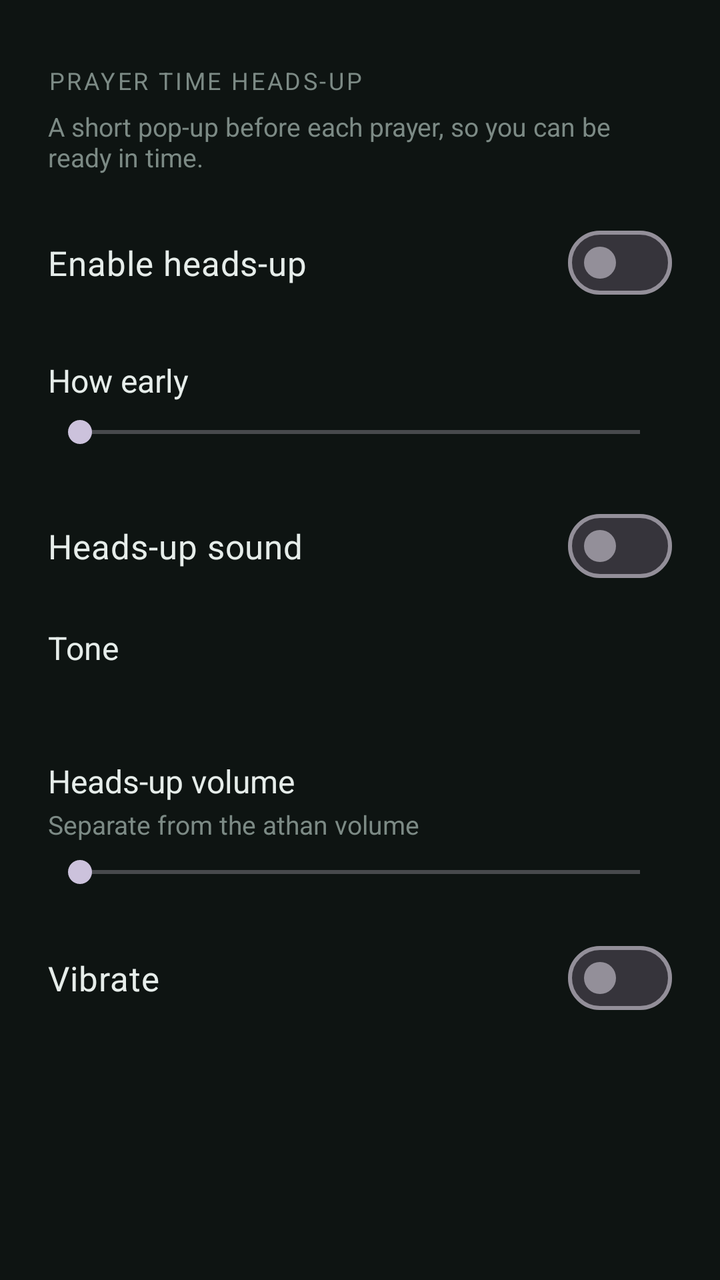
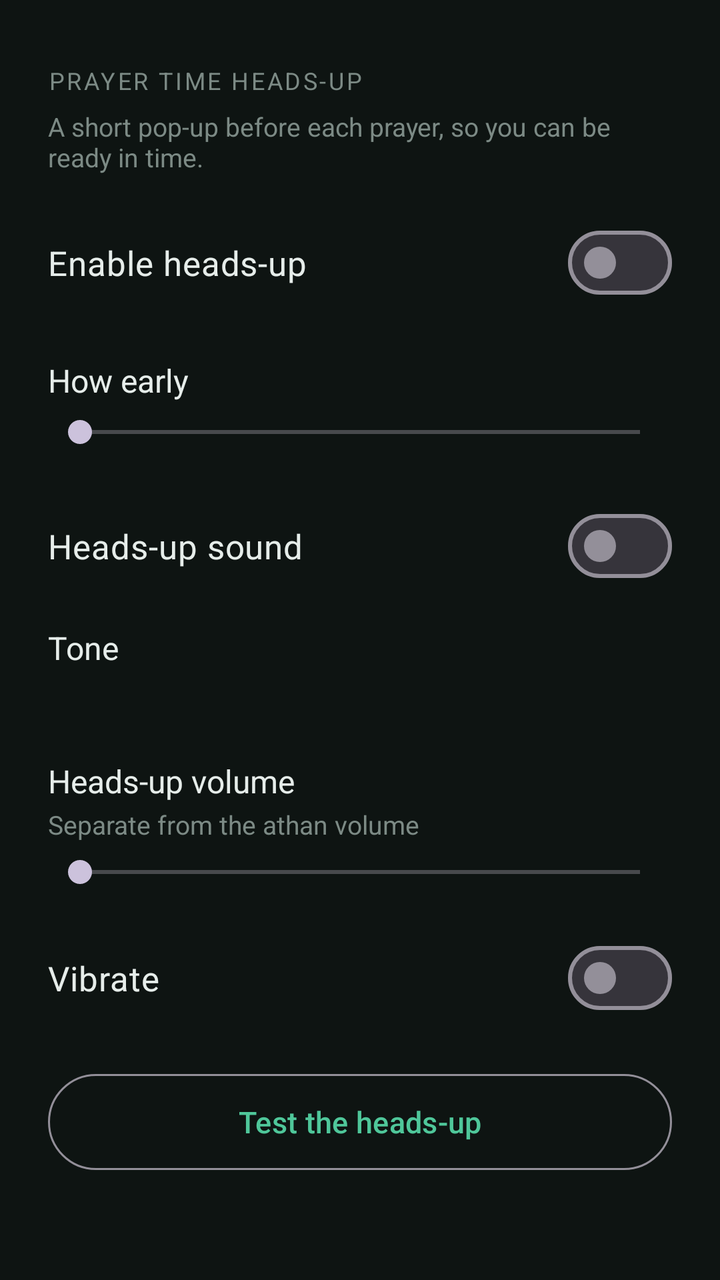

Two renders of the same Android screen: before a commit and after it. Below are the layout's source before the change and the commit's diff.
<!-- AndroidManifest.xml: application theme Theme.Athan -->
<!-- res/layout/activity_reminder_settings.xml -->
<?xml version="1.0" encoding="utf-8"?>
<ScrollView xmlns:android="http://schemas.android.com/apk/res/android"
    xmlns:app="http://schemas.android.com/apk/res-auto"
    android:id="@+id/root"
    android:layout_width="match_parent"
    android:layout_height="match_parent"
    android:background="@color/bg"
    android:fillViewport="true">

    <LinearLayout
        android:layout_width="match_parent"
        android:layout_height="wrap_content"
        android:orientation="vertical"
        android:paddingStart="24dp"
        android:paddingTop="32dp"
        android:paddingEnd="24dp"
        android:paddingBottom="32dp">

        <TextView
            android:layout_width="wrap_content"
            android:layout_height="wrap_content"
            android:letterSpacing="0.1"
            android:text="@string/reminder_title_short"
            android:textAllCaps="true"
            android:textColor="@color/text_dim"
            android:textSize="12sp" />

        <TextView
            android:layout_width="match_parent"
            android:layout_height="wrap_content"
            android:layout_marginTop="6dp"
            android:text="@string/reminder_explainer"
            android:textColor="@color/text_dim"
            android:textSize="13sp" />

        <com.google.android.material.materialswitch.MaterialSwitch
            android:id="@+id/enableSwitch"
            android:layout_width="match_parent"
            android:layout_height="wrap_content"
            android:layout_marginTop="20dp"
            android:paddingTop="8dp"
            android:paddingBottom="8dp"
            android:text="@string/reminder_enable"
            android:textColor="@color/text"
            android:textSize="17sp" />

        
        <LinearLayout
            android:id="@+id/options"
            android:layout_width="match_parent"
            android:layout_height="wrap_content"
            android:orientation="vertical">

            <LinearLayout
                android:layout_width="match_parent"
                android:layout_height="wrap_content"
                android:layout_marginTop="24dp"
                android:orientation="horizontal">

                <TextView
                    android:layout_width="0dp"
                    android:layout_height="wrap_content"
                    android:layout_weight="1"
                    android:text="@string/reminder_how_early"
                    android:textColor="@color/text"
                    android:textSize="16sp" />

                <TextView
                    android:id="@+id/minutesValue"
                    android:layout_width="wrap_content"
                    android:layout_height="wrap_content"
                    android:textColor="@color/accent"
                    android:textSize="16sp" />
            </LinearLayout>

            
            <SeekBar
                android:id="@+id/minutesSlider"
                android:layout_width="match_parent"
                android:layout_height="wrap_content"
                android:layout_marginTop="6dp" />

            
            <com.google.android.material.materialswitch.MaterialSwitch
                android:id="@+id/soundSwitch"
                android:layout_width="match_parent"
                android:layout_height="wrap_content"
                android:layout_marginTop="24dp"
                android:paddingTop="8dp"
                android:paddingBottom="8dp"
                android:text="@string/reminder_sound_toggle"
                android:textColor="@color/text"
                android:textSize="17sp" />

            <LinearLayout
                android:id="@+id/toneRow"
                android:layout_width="match_parent"
                android:layout_height="wrap_content"
                android:layout_marginTop="8dp"
                android:background="?attr/selectableItemBackground"
                android:orientation="vertical"
                android:paddingTop="8dp"
                android:paddingBottom="8dp">

                <TextView
                    android:layout_width="match_parent"
                    android:layout_height="wrap_content"
                    android:text="@string/reminder_tone"
                    android:textColor="@color/text"
                    android:textSize="16sp" />

                <TextView
                    android:id="@+id/soundName"
                    android:layout_width="match_parent"
                    android:layout_height="wrap_content"
                    android:layout_marginTop="2dp"
                    android:textColor="@color/accent"
                    android:textSize="14sp" />
            </LinearLayout>

            
            <LinearLayout
                android:id="@+id/volumeRow"
                android:layout_width="match_parent"
                android:layout_height="wrap_content"
                android:layout_marginTop="16dp"
                android:orientation="vertical">

                <LinearLayout
                    android:layout_width="match_parent"
                    android:layout_height="wrap_content"
                    android:orientation="horizontal">

                    <TextView
                        android:layout_width="0dp"
                        android:layout_height="wrap_content"
                        android:layout_weight="1"
                        android:text="@string/reminder_volume"
                        android:textColor="@color/text"
                        android:textSize="16sp" />

                    <TextView
                        android:id="@+id/volumeValue"
                        android:layout_width="wrap_content"
                        android:layout_height="wrap_content"
                        android:textColor="@color/accent"
                        android:textSize="16sp" />
                </LinearLayout>

                <TextView
                    android:layout_width="match_parent"
                    android:layout_height="wrap_content"
                    android:layout_marginTop="2dp"
                    android:text="@string/reminder_volume_summary"
                    android:textColor="@color/text_dim"
                    android:textSize="13sp" />

                <SeekBar
                    android:id="@+id/volumeSlider"
                    android:layout_width="match_parent"
                    android:layout_height="wrap_content"
                    android:layout_marginTop="6dp"
                    android:max="100" />
            </LinearLayout>

            <com.google.android.material.materialswitch.MaterialSwitch
                android:id="@+id/vibrateSwitch"
                android:layout_width="match_parent"
                android:layout_height="wrap_content"
                android:layout_marginTop="20dp"
                android:paddingTop="8dp"
                android:paddingBottom="8dp"
                android:text="@string/reminder_vibrate"
                android:textColor="@color/text"
                android:textSize="17sp" />
        </LinearLayout>

    </LinearLayout>
</ScrollView>
<!-- resources referenced by this layout -->
<resources>
  <color name="accent">#4FC79A</color>
  <color name="bg">#0E1412</color>
  <color name="text">#E6EDEA</color>
  <color name="text_dim">#7C8A85</color>
  <string name="reminder_enable">Enable heads-up</string>
  <string name="reminder_explainer">A short pop-up before each prayer, so you can be ready in time.</string>
  <string name="reminder_how_early">How early</string>
  <string name="reminder_sound_toggle">Heads-up sound</string>
  <string name="reminder_title_short">Prayer time heads-up</string>
  <string name="reminder_tone">Tone</string>
  <string name="reminder_vibrate">Vibrate</string>
  <string name="reminder_volume">Heads-up volume</string>
  <string name="reminder_volume_summary">Separate from the athan volume</string>
  <style name="Theme.Athan" parent="Theme.Material3.Dark.NoActionBar">
          <item name="android:statusBarColor">@android:color/transparent</item>
          <item name="android:navigationBarColor">@android:color/transparent</item>
          <item name="android:windowBackground">@color/bg</item>
          <item name="colorPrimary">@color/accent</item>
          <item name="colorOnPrimary">#08110D</item>
          <item name="colorSecondaryContainer">#1E3A2F</item>
          <item name="colorOnSecondaryContainer">@color/accent</item>
      </style>
</resources>

<!-- the commit's change to res/layout/activity_reminder_settings.xml (unified diff, before → after) -->
@@ -173,6 +173,18 @@
                 android:text="@string/reminder_vibrate"
                 android:textColor="@color/text"
                 android:textSize="17sp" />
+
+            
+            <com.google.android.material.button.MaterialButton
+                android:id="@+id/testButton"
+                style="?attr/materialButtonOutlinedStyle"
+                android:layout_width="match_parent"
+                android:layout_height="56dp"
+                android:layout_marginTop="20dp"
+                android:text="@string/test_heads_up"
+                android:textAllCaps="false"
+                android:textSize="15sp"
+                app:cornerRadius="28dp" />
         </LinearLayout>
 
     </LinearLayout>
<!-- resource entries referenced after the edit -->
@@ -13,6 +13,7 @@
   <string name="reminder_vibrate">Vibrate</string>
   <string name="reminder_volume">Heads-up volume</string>
   <string name="reminder_volume_summary">Separate from the athan volume</string>
+  <string name="test_heads_up">Test the heads-up</string>
   <style name="Theme.Athan" parent="Theme.Material3.Dark.NoActionBar">
           <item name="android:statusBarColor">@android:color/transparent</item>
           <item name="android:navigationBarColor">@android:color/transparent</item>
